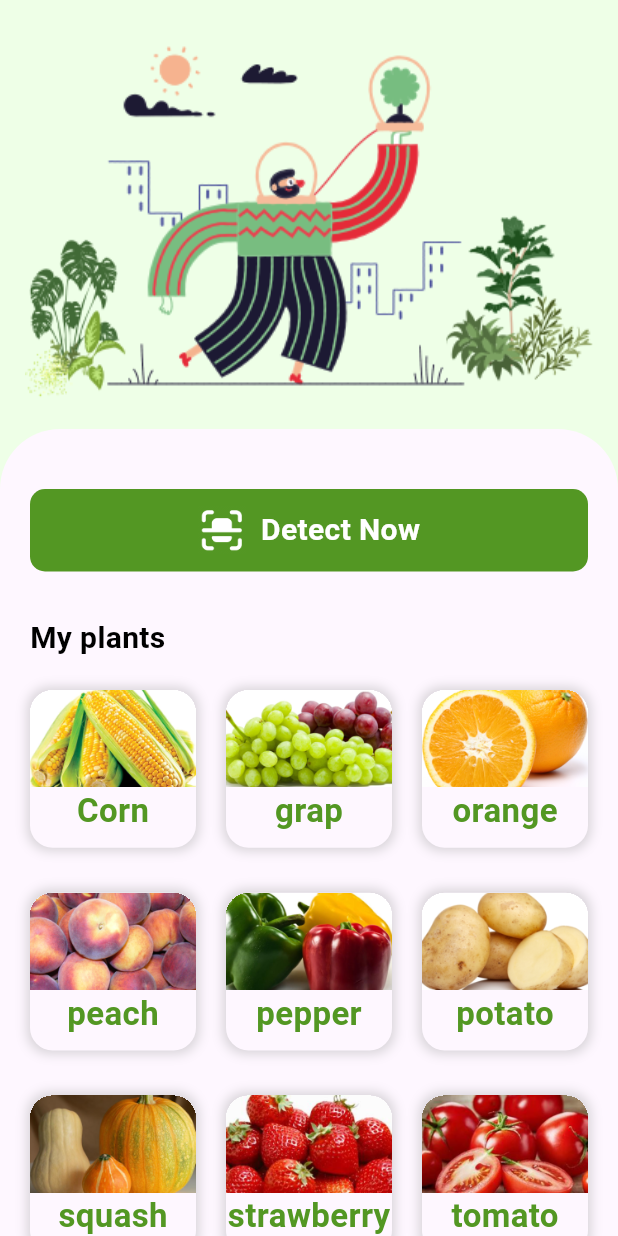
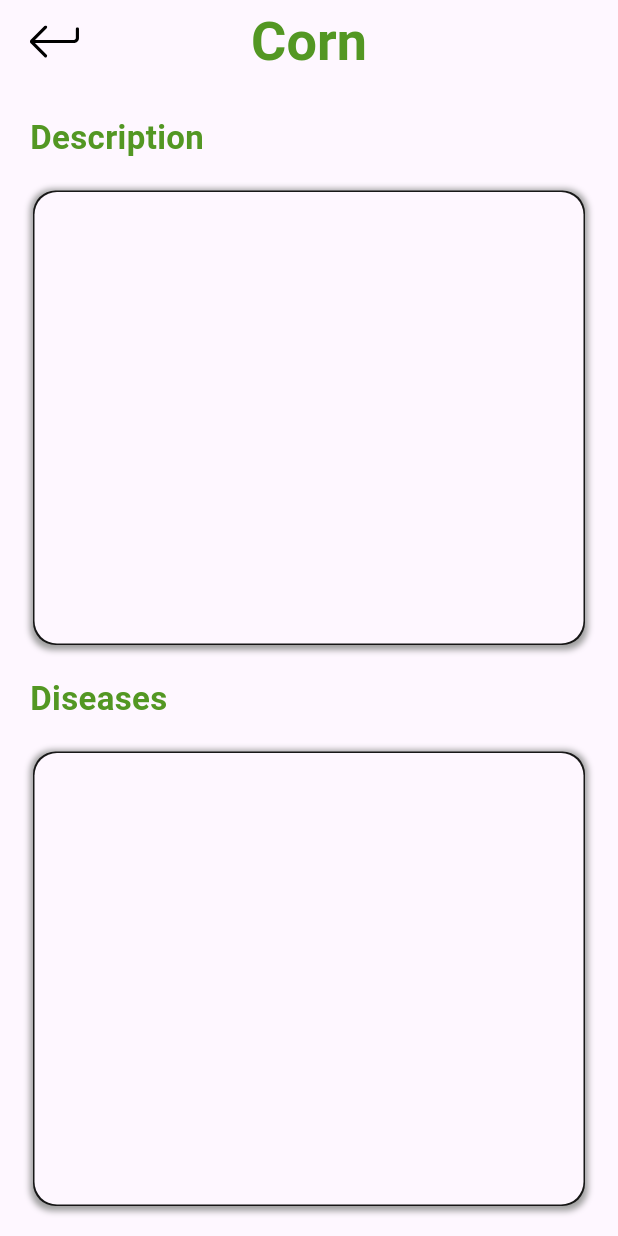
Before and after one commit to amgadelmarghny/planets_disease_detection_app, a Flutter app: the HomeView screen opened by its route, after a tap on "Corn", on a phone screen of 412 x 824 dp. Run offline on Flutter 3.47's test engine with Material 3 defaults, Android fonts, the phone set to English and light mode, and no system bars; our stand-ins replace bloc, flutter_bloc, flutter_svg, image_picker, shared_preferences, smooth_page_indicator; accounts and stored records are empty.

Commit message:
finish plant view ui

```diff
--- a/lib/layout/camera_body.dart
+++ /dev/null
@@ -1,14 +0,0 @@
-import 'package:flutter/material.dart';
-class CameraBody extends StatefulWidget {
-  const CameraBody({super.key});
-
-  @override
-  State<CameraBody> createState() => _CameraBodyState();
-}
-
-class _CameraBodyState extends State<CameraBody> {
-  @override
-  Widget build(BuildContext context) {
-    return const Center(child: Text('djhfbvyf'),);
-  }
-}
--- a/lib/layout/home_view_body.dart
+++ b/lib/layout/home_view_body.dart
@@ -1,7 +1,7 @@
 import 'package:flutter/material.dart';
 import 'package:planet_app/layout/detection_bottom_sheet.dart';
 import 'package:planet_app/shared/componants/custom_button.dart';
-import 'package:planet_app/shared/componants/plant_item/plant_item.dart';
+import 'package:planet_app/shared/componants/plant_item.dart';
 import 'package:planet_app/shared/style/fonts/font_style.dart';
 
 import '../models/plant_model.dart/plant_model.dart';
@@ -29,6 +29,7 @@ class _HomeViewBodyState extends State<HomeViewBody> {
       PlantModel(image: 'lib/asset/image/apple.png', name: 'apple'),
     ];
     return SingleChildScrollView(
+      physics: const BouncingScrollPhysics(),
       child: Column(
         children: [
           Image.asset('lib/asset/image/home.png'),
--- a/lib/main.dart
+++ b/lib/main.dart
@@ -2,6 +2,7 @@ import 'package:flutter/material.dart';
 import 'package:flutter_bloc/flutter_bloc.dart';
 import 'package:planet_app/layout/home_view.dart';
 import 'package:planet_app/modules/on_boarding/on_boarding_view.dart';
+import 'package:planet_app/modules/plant/plant_view.dart';
 import 'package:planet_app/modules/scan_result/Scan_result.dart';
 import 'package:planet_app/shared/bloc/app_cubit/app_cubit.dart';
 import 'package:planet_app/shared/cash_helper/cash_helper.dart';
@@ -30,6 +31,7 @@ class PlanetApp extends StatelessWidget {
           OnBoardingView.routeName: (context) => const OnBoardingView(),
           HomeView.routeName: (context) => const HomeView(),
           ScanResult.routeName: (context) => const ScanResult(),
+          PlantView.routeName: (context) => const PlantView(),
         },
       ),
     );
--- /dev/null
+++ b/lib/modules/plant/plant_info.dart
@@ -0,0 +1,44 @@
+import 'package:flutter/material.dart';
+
+class CustomPlantInfo extends StatelessWidget {
+  const CustomPlantInfo({
+    super.key,
+    required this.text,
+  });
+  final String? text;
+  @override
+  Widget build(BuildContext context) {
+    return Expanded(
+      child: Container(
+        width: double.infinity,
+        clipBehavior: Clip.antiAlias,
+        padding: const EdgeInsets.all(1),
+        margin: const EdgeInsets.symmetric(horizontal: 2),
+        decoration: BoxDecoration(
+            color: Colors.black87,
+            boxShadow: [
+              BoxShadow(
+                  color: Colors.grey.withOpacity(1),
+                  blurRadius: 3,
+                  spreadRadius: 2,
+                  offset: const Offset(0, 1))
+            ],
+            borderRadius: BorderRadius.circular(15)),
+        child: Container(
+          padding: const EdgeInsets.all(10),
+          decoration: BoxDecoration(
+            borderRadius: BorderRadius.circular(15),
+            color: Theme.of(context).scaffoldBackgroundColor,
+          ),
+          child: ListView(children: [
+            if (text != null)
+              Text(
+                text!,
+                style: Theme.of(context).textTheme.bodySmall,
+              ),
+          ]),
+        ),
+      ),
+    );
+  }
+}
--- /dev/null
+++ b/lib/modules/plant/plant_view.dart
@@ -0,0 +1,36 @@
+import 'package:flutter/material.dart';
+import 'package:planet_app/models/plant_model.dart/plant_model.dart';
+import 'package:planet_app/modules/plant/plant_info.dart';
+import 'package:planet_app/shared/componants/back_icon.dart';
+
+class PlantView extends StatelessWidget {
+  const PlantView({super.key});
+  static const routeName = '/plant-view';
+  @override
+  Widget build(BuildContext context) {
+    final plantModel = ModalRoute.of(context)!.settings.arguments as PlantModel;
+    return Scaffold(
+      appBar: AppBar(
+        leading: const BackIcon(),
+        title: Text(plantModel.name),
+      ),
+      body: const Padding(
+        padding: EdgeInsets.all(20),
+        child: Column(
+          crossAxisAlignment: CrossAxisAlignment.start,
+          children: [
+            Text('Description'),
+            SizedBox(height: 20),
+            CustomPlantInfo(text: null),
+            SizedBox(height: 20),
+            Text('Diseases'),
+            SizedBox(height: 20),
+            CustomPlantInfo(
+              text: null,
+            ),
+          ],
+        ),
+      ),
+    );
+  }
+}
--- a/lib/modules/scan_result/scan_result.dart
+++ b/lib/modules/scan_result/scan_result.dart
@@ -1,5 +1,4 @@
 import 'dart:io';
-
 import 'package:flutter/material.dart';
 
 class ScanResult extends StatelessWidget {
--- a/lib/shared/componants/back_icon.dart
+++ b/lib/shared/componants/back_icon.dart
@@ -4,13 +4,11 @@ import 'package:flutter_svg/svg.dart';
 class BackIcon extends StatelessWidget {
   const BackIcon({
     super.key,
-    this.onTap,
   });
-  final void Function()? onTap;
   @override
   Widget build(BuildContext context) {
     return GestureDetector(
-      onTap:onTap,
+      onTap: () => Navigator.of(context).pop(),
       child: Padding(
         padding: const EdgeInsets.only(left: 20),
         child: Row(
--- a/lib/shared/componants/plant_item/plant_item.dart
+++ b/lib/shared/componants/plant_item.dart
@@ -1,5 +1,6 @@
 import 'package:flutter/material.dart';
 import 'package:planet_app/models/plant_model.dart/plant_model.dart';
+import 'package:planet_app/modules/plant/plant_view.dart';
 
 class PlantItem extends StatelessWidget {
   const PlantItem({
@@ -10,7 +11,13 @@ class PlantItem extends StatelessWidget {
   @override
   Widget build(BuildContext context) {
     return InkWell(
-      onTap: () {},
+      onTap: () {
+        Navigator.pushNamed(
+          context,
+          PlantView.routeName,
+          arguments: plantModel,
+        );
+      },
       child: Container(
         clipBehavior: Clip.hardEdge,
         decoration: BoxDecoration(
--- a/lib/shared/style/theme/theme.dart
+++ b/lib/shared/style/theme/theme.dart
@@ -21,6 +21,7 @@ abstract class ThemeApp {
             fontSize: 22,
             fontWeight: FontWeight.w600,
           ),
+          bodySmall: TextStyle(fontSize: 20),
           bodyLarge: TextStyle(
             color: defaultColor,
             fontSize: 36,
```
